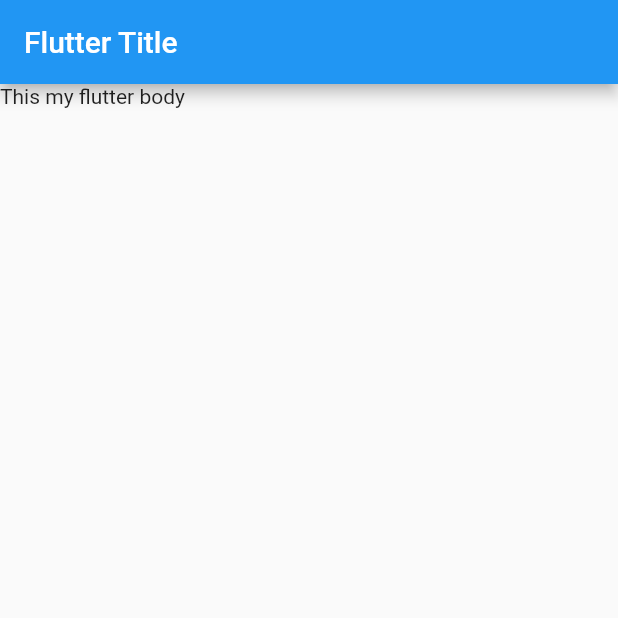
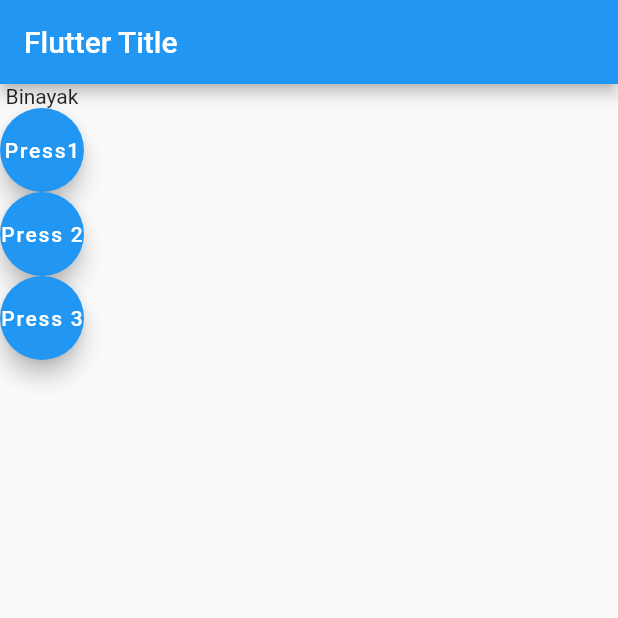
Before and after one commit to BinayakDotel/Binayak_FlutterNcit, a Flutter app: the screen it shows after launch, on a phone screen of 412 x 824 dp, the top half of it. Run offline on Flutter 3.47's test engine with Material 2 defaults, Android fonts, the phone set to English and light mode, and no system bars.

```diff
--- a/lib/main.dart
+++ b/lib/main.dart
@@ -2,14 +2,46 @@ import 'package:flutter/material.dart';
 
 void main() => runApp(MyApp());
 
-class MyApp extends StatelessWidget {
+class MyApp extends StatefulWidget {
+  @override
+  State<StatefulWidget> createState(){
+    return MyAppState();
+  }
+}
+
+class MyAppState extends State<MyApp>{
+  var count = 0;
+  var texts = ['Binayak','Dotel','Varun','Elon'];
+  void buttonPressed(){
+    setState(() {
+      count = count + 1;
+    });
+    print(count);
+  }
+
   @override
   Widget build(BuildContext context) {
     return MaterialApp(
       home:
           Scaffold(
             appBar: AppBar(title: Text('Flutter Title')),
-            body: Text('This my flutter body'),
+            body: Column(
+              children: <Widget>[
+                Text(texts[count]),
+                FloatingActionButton(
+                  child: Text('Press1'),
+                  onPressed: buttonPressed,
+                ),
+                FloatingActionButton(
+                  child: Text('Press 2'),
+                  onPressed: buttonPressed,
+                ),
+                FloatingActionButton(
+                  child: Text('Press 3'),
+                  onPressed: buttonPressed,
+                )
+              ],
+            )
           ),
     );
   }
```
